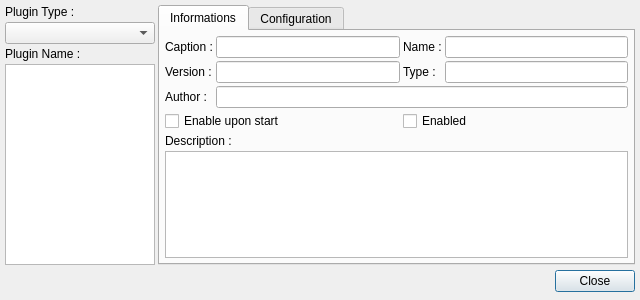
Before: the Qt Designer form v2/branches/dev/monkey/src/pluginsmanager/ui/UIPluginsSettings.ui in testmana2/mks, drawn with Qt 5.
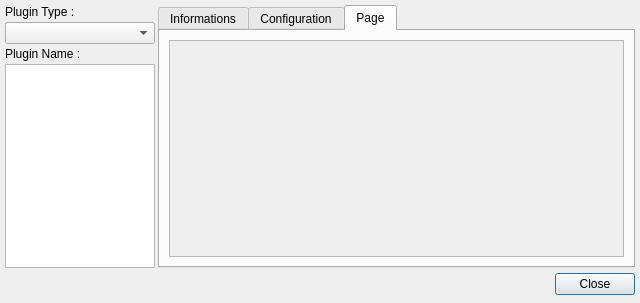
After: the same form once the commit is applied.

Commit message: Rework plugins settings dialog

Diff of the .ui file:
```diff
--- a/v2/branches/dev/monkey/src/pluginsmanager/ui/UIPluginsSettings.ui
+++ b/v2/branches/dev/monkey/src/pluginsmanager/ui/UIPluginsSettings.ui
@@ -6,29 +6,17 @@
     <x>0</x>
     <y>0</y>
     <width>640</width>
-    <height>300</height>
+    <height>303</height>
    </rect>
   </property>
   <property name="windowTitle" >
    <string>Plugins Settings</string>
   </property>
   <layout class="QGridLayout" >
-   <property name="leftMargin" >
+   <property name="margin" >
     <number>5</number>
    </property>
-   <property name="topMargin" >
-    <number>5</number>
-   </property>
-   <property name="rightMargin" >
-    <number>5</number>
-   </property>
-   <property name="bottomMargin" >
-    <number>5</number>
-   </property>
-   <property name="horizontalSpacing" >
-    <number>3</number>
-   </property>
-   <property name="verticalSpacing" >
+   <property name="spacing" >
     <number>3</number>
    </property>
    <item row="0" column="0" >
@@ -36,16 +24,7 @@
      <property name="spacing" >
       <number>3</number>
      </property>
-     <property name="leftMargin" >
-      <number>0</number>
-     </property>
-     <property name="topMargin" >
-      <number>0</number>
-     </property>
-     <property name="rightMargin" >
-      <number>0</number>
-     </property>
-     <property name="bottomMargin" >
+     <property name="margin" >
       <number>0</number>
      </property>
      <item>
@@ -92,29 +71,25 @@
    <item row="0" column="1" colspan="2" >
     <widget class="QTabWidget" name="twPlugin" >
      <property name="currentIndex" >
-      <number>0</number>
+      <number>2</number>
      </property>
      <widget class="QWidget" name="wInformations" >
+      <property name="geometry" >
+       <rect>
+        <x>0</x>
+        <y>0</y>
+        <width>381</width>
+        <height>220</height>
+       </rect>
+      </property>
       <attribute name="title" >
        <string>Informations</string>
       </attribute>
       <layout class="QGridLayout" >
-       <property name="leftMargin" >
+       <property name="margin" >
         <number>5</number>
        </property>
-       <property name="topMargin" >
-        <number>5</number>
-       </property>
-       <property name="rightMargin" >
-        <number>5</number>
-       </property>
-       <property name="bottomMargin" >
-        <number>5</number>
-       </property>
-       <property name="horizontalSpacing" >
-        <number>3</number>
-       </property>
-       <property name="verticalSpacing" >
+       <property name="spacing" >
         <number>3</number>
        </property>
        <item row="0" column="0" >
@@ -218,10 +193,53 @@
       </layout>
      </widget>
      <widget class="QStackedWidget" name="swWidgets" >
+      <property name="geometry" >
+       <rect>
+        <x>0</x>
+        <y>0</y>
+        <width>381</width>
+        <height>220</height>
+       </rect>
+      </property>
       <attribute name="title" >
        <string>Configuration</string>
       </attribute>
      </widget>
+     <widget class="QWidget" name="tab" >
+      <property name="geometry" >
+       <rect>
+        <x>0</x>
+        <y>0</y>
+        <width>381</width>
+        <height>220</height>
+       </rect>
+      </property>
+      <attribute name="title" >
+       <string>Page</string>
+      </attribute>
+      <layout class="QVBoxLayout" name="verticalLayout" >
+       <item>
+        <widget class="QScrollArea" name="saPlugins" >
+         <property name="widgetResizable" >
+          <bool>true</bool>
+         </property>
+         <property name="alignment" >
+          <set>Qt::AlignHCenter|Qt::AlignTop</set>
+         </property>
+         <widget class="QWidget" name="scrollAreaWidgetContents" >
+          <property name="geometry" >
+           <rect>
+            <x>0</x>
+            <y>0</y>
+            <width>367</width>
+            <height>206</height>
+           </rect>
+          </property>
+         </widget>
+        </widget>
+       </item>
+      </layout>
+     </widget>
     </widget>
    </item>
    <item row="1" column="0" colspan="2" >
@@ -229,7 +247,7 @@
      <property name="orientation" >
       <enum>Qt::Horizontal</enum>
      </property>
-     <property name="sizeHint" >
+     <property name="sizeHint" stdset="0" >
       <size>
        <width>521</width>
        <height>27</height>
```
Left out of the diff: 4 changed lines with no effect on the pictures. The commit also changes 8 other files.
